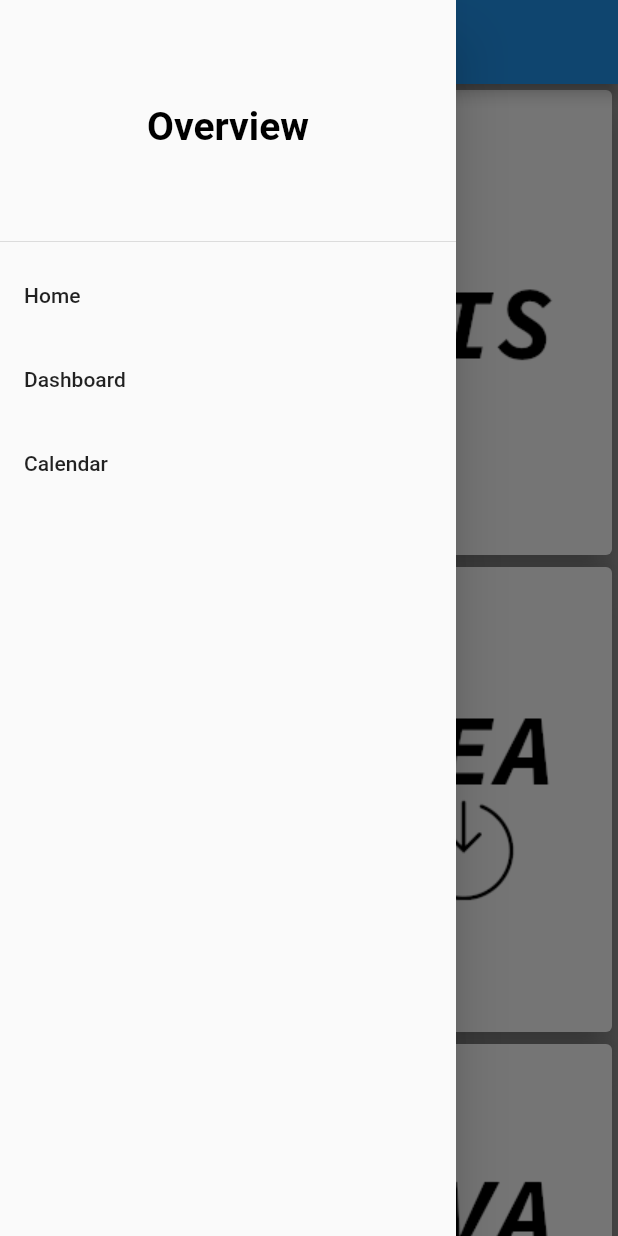
After one commit to cxdxng/studyhelperofficialapp, a Flutter app: the Dashboard screen opened by its route, with the side drawer open, on a phone screen of 412 x 824 dp. The commit adds this screen. Run offline on Flutter 3.47's test engine with Material 2 defaults, Android fonts, the light colour scheme and no system bars; our stand-ins replace syncfusion_flutter_calendar.

Commit message:
Added changes

```diff
--- /dev/null
+++ b/lib/Dashboard.dart
@@ -0,0 +1,110 @@
+import 'package:flutter/material.dart';
+import 'package:url_launcher/url_launcher.dart';
+
+import 'main.dart';
+
+class Dashboard extends StatelessWidget {
+  Dashboard({Key? key}) : super(key: key);
+
+  // Images for Cards
+  AssetImage sis = const AssetImage("assets/sis.png");
+  AssetImage horde = const AssetImage("assets/horde.png");
+  AssetImage lea = const AssetImage("assets/lea.png");
+  AssetImage leaIntern = const AssetImage("assets/leaIntern.png");
+  AssetImage eva = const AssetImage("assets/eva.png");
+  AssetImage eva2 = const AssetImage("assets/eva2.png");
+  AssetImage stundenplan = const AssetImage("assets/stundenplan.png");
+  AssetImage zeitplanImage = const AssetImage("assets/zeitplanImage.png");
+
+  // Links to websites
+  String linkSIS = "https://sis.h-brs.de";
+  String linkHorde = "https://horde.inf.h-brs.de";
+  String linkLea = "https://lea.h-brs.de";
+  String linkLeaIntern =
+      "https://lea.hochschule-bonn-rhein-sieg.de/goto.php?target=crs_214074";
+  String linkEva = "https://eva.inf.h-brs.de";
+  String linkEva2 = "https://eva2.inf.h-brs.de";
+  String stundenplanEva =
+      "https://eva2.inf.h-brs.de/stundenplan/anzeigen/?weeks=39%3B40%3B41%3B42%3B43%3B44%3B45%3B46%3B47%3B48%3B49%3B50%3B51%3B54%3B55&days=1-7&mode=table&identifier_semester=%23SPLUS3D9E23&show_semester=&identifier_dozent=&identifier_raum=&term=0b8b1bad6d13dd08923c28a992610050";
+
+  String zeitplan = "https://horde.inf.h-brs.de/fbz.html";
+  @override
+  Widget build(BuildContext context) {
+    return SafeArea(
+      child: Scaffold(
+        appBar: AppBar(
+          title: const Text("Study Helper"),
+        ),
+        backgroundColor: Colors.grey,
+        drawer: Drawer(
+          child: ListView(
+            children: [
+              DrawerHeader(
+                child: Center(child: makeDarkText("Overview")),
+              ),
+              ListTile(
+                title: const Text("Home"),
+                onTap: () => Navigator.pushNamed(context, "/"),
+              ),
+              ListTile(
+                title: const Text("Dashboard"),
+                onTap: () => Navigator.pushNamed(context, "/dashboard"),
+              ),
+              ListTile(
+                title: const Text("Calendar"),
+                onTap: () => Navigator.pushNamed(context, "/overview"),
+              ),
+            ],
+          ),
+        ),
+        body: SingleChildScrollView(
+          child: Column(
+            children: [
+              makeRow(horde, sis, linkHorde, linkSIS),
+              makeRow(lea, leaIntern, linkLea, linkLeaIntern),
+              makeRow(eva, eva2, linkEva, linkEva2),
+              makeRow(stundenplan, zeitplanImage, stundenplanEva, zeitplan),
+            ],
+          ),
+        ),
+      ),
+    );
+  }
+
+  Row makeRow(image1, image2, link1, link2) {
+    return Row(
+      mainAxisSize: MainAxisSize.max,
+      mainAxisAlignment: MainAxisAlignment.spaceEvenly,
+      children: [
+        Expanded(
+          child: InkWell(
+            onTap: () {
+              launchUrl(Uri.parse(link1));
+            },
+            child: Card(
+              elevation: 10,
+              child: Padding(
+                padding: EdgeInsets.fromLTRB(0, 80, 0, 80),
+                child: Center(child: Image(image: image1)),
+              ),
+            ),
+          ),
+        ),
+        Expanded(
+          child: InkWell(
+            onTap: () {
+              launchUrl(Uri.parse(link2));
+            },
+            child: Card(
+              elevation: 10,
+              child: Padding(
+                padding: EdgeInsets.fromLTRB(0, 80, 0, 80),
+                child: Center(child: Image(image: image2)),
+              ),
+            ),
+          ),
+        ),
+      ],
+    );
+  }
+}
--- a/lib/main.dart
+++ b/lib/main.dart
@@ -7,6 +7,7 @@ import 'package:http/http.dart' as http;
 import 'package:http/http.dart';
 import 'package:intl/intl.dart';
 import 'package:flutter_localizations/flutter_localizations.dart';
+import 'package:studyhelper/Dashboard.dart';
 
 void main() {
   runApp(MaterialApp(
@@ -18,6 +19,7 @@ void main() {
     routes: {
       "/": (context) => const Home(),
       "/overview": (context) => const Overview(),
+      "/dashboard": (context) => Dashboard(),
     },
   ));
 }
@@ -69,6 +71,10 @@ class _HomeState extends State<Home> {
                 title: const Text("Calendar"),
                 onTap: () => Navigator.pushNamed(context, "/overview"),
               ),
+              ListTile(
+                title: const Text("Dashboard"),
+                onTap: () => Navigator.pushNamed(context, "/dashboard"),
+              )
             ],
           ),
         ),
```
Also changed, not shown: 2 other files.
